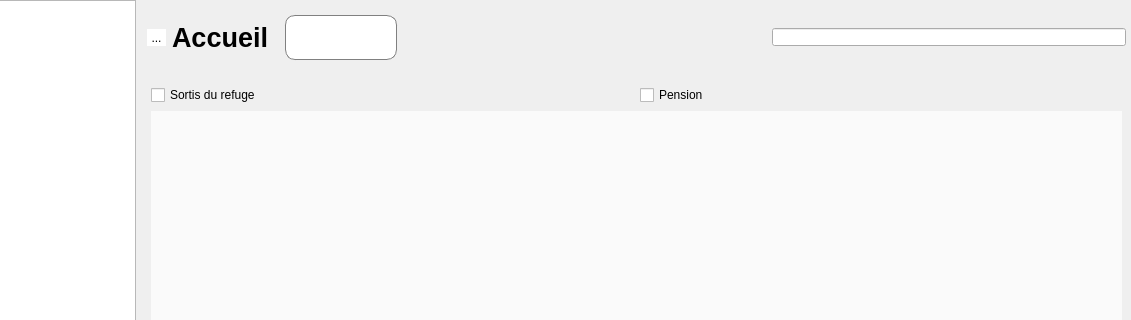
Before: the Qt Designer form mainwindow.ui in ArtAuc/mkrescue, drawn with Qt 5; both pictures show x 120 to 1251 and y 0 to 320 of the 1251 by 739 pixel window.
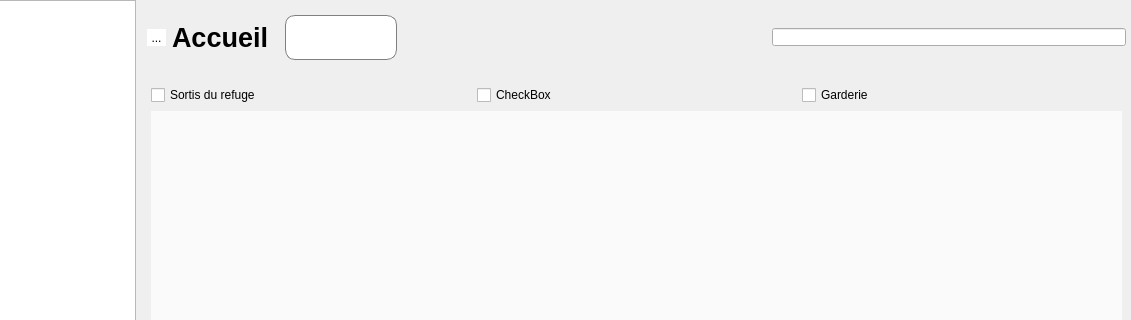
After: the same form once the commit is applied. Icons and pictures are not drawn. Custom widgets are drawn as their Qt base class.

```diff
--- a/mainwindow.ui
+++ b/mainwindow.ui
@@ -459,16 +459,23 @@
           <item>
            <layout class="QHBoxLayout" name="horizontalLayout_4">
             <item>
-             <widget class="QCheckBox" name="checkBox">
+             <widget class="QCheckBox" name="outCheckbox">
               <property name="text">
                <string>Sortis du refuge</string>
               </property>
              </widget>
             </item>
             <item>
-             <widget class="QCheckBox" name="checkBox_2">
+             <widget class="QCheckBox" name="checkBox">
               <property name="text">
-               <string>Pension</string>
+               <string>CheckBox</string>
+              </property>
+             </widget>
+            </item>
+            <item>
+             <widget class="QCheckBox" name="careCheckbox">
+              <property name="text">
+               <string>Garderie</string>
               </property>
              </widget>
             </item>
```
